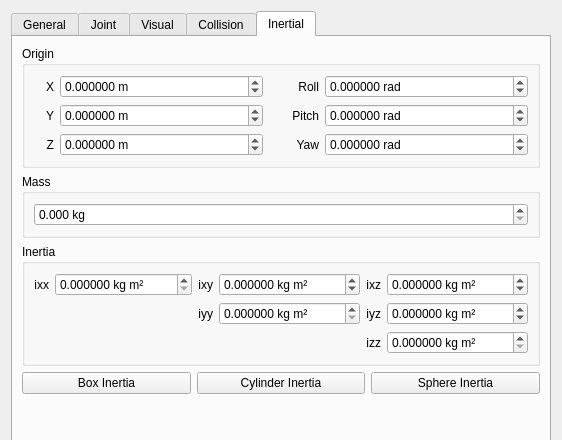
Above: urdf_builder/ui/update_link_dialog.ui from TobasFlightControl/tobas before the change; both pictures show x 0 to 562 and y 0 to 440 of the 562 by 897 pixel window. Below: the same form after it.
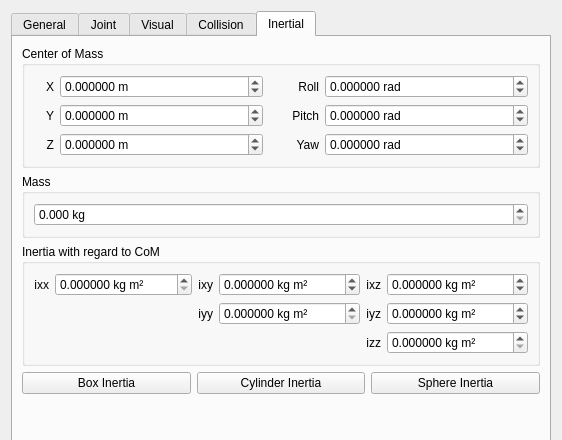
That is the form after the change.

```diff
--- a/urdf_builder/ui/update_link_dialog.ui
+++ b/urdf_builder/ui/update_link_dialog.ui
@@ -2739,7 +2739,7 @@
           <bool>true</bool>
          </property>
          <property name="title">
-          <string>Origin</string>
+          <string>Center of Mass</string>
          </property>
          <layout class="QGridLayout" name="gridLayout_7">
           <item row="1" column="2">
@@ -3004,7 +3004,7 @@
           <bool>true</bool>
          </property>
          <property name="title">
-          <string>Inertia</string>
+          <string>Inertia with regard to CoM</string>
          </property>
          <layout class="QGridLayout" name="gridLayout_8">
           <item row="0" column="5">
```
